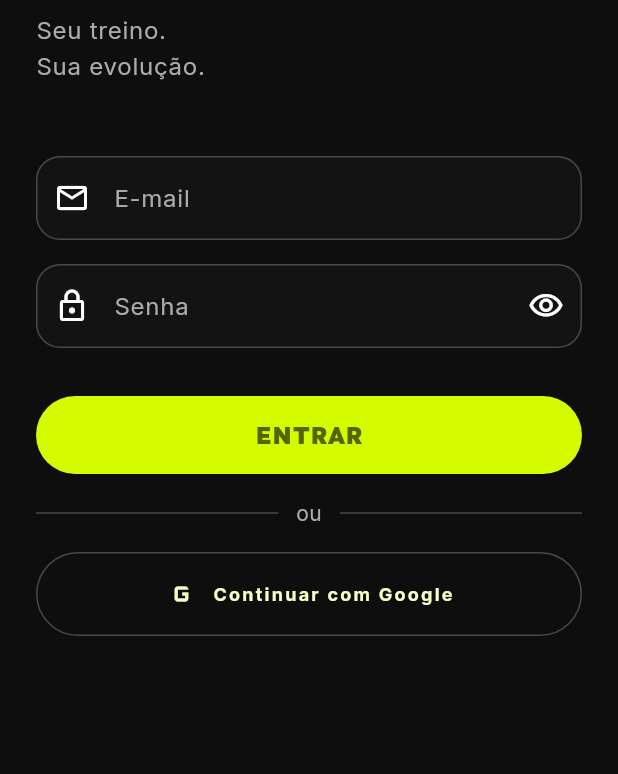
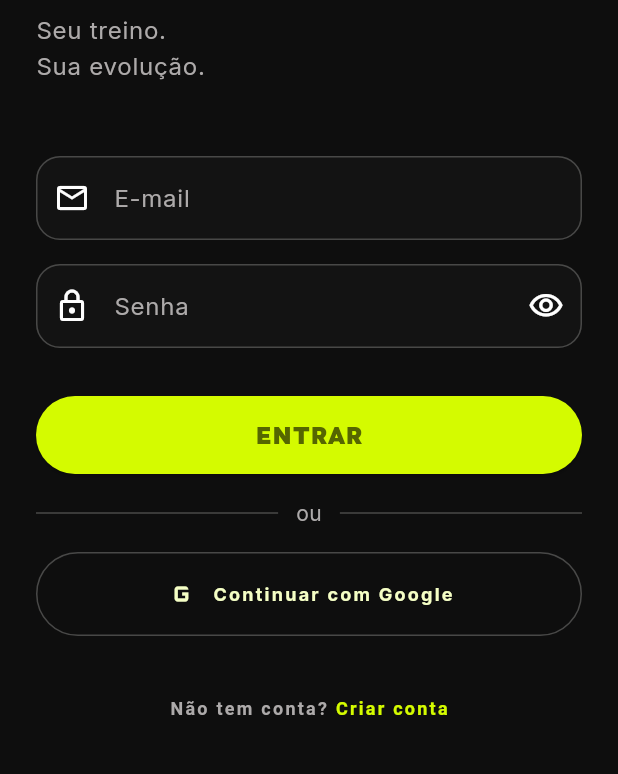
Before and after one commit to NiraslabDEV/APPTREINO-BENNY, a Flutter app: the screen it shows after launch, on a phone screen of 412 x 824 dp, the part 201-975 px from its top. Run offline on Flutter 3.47's test engine with Material 3 defaults, Android fonts, the phone set to English and light mode, and no system bars; our stand-ins replace cached_network_image, dio, equatable, flutter_bloc, flutter_dotenv, flutter_secure_storage and 8 more; missing offline and left inert: drag_and_drop_lists.

Commit message:
feat: add user registration + register screen + test docs
- Backend: POST /auth/register endpoint with Argon2id hashing
- Flutter: register screen with name/email/password + role selector (aluno/personal)
- Flutter: "Criar conta" link on login screen
- Flutter: GoRouter register route with auth redirect bypass
- Fix: auth_bloc.dart missing Either extension import
- Fix: widget_test.dart placeholder (removed MyApp reference)
- Add TESTE_E_PROXIMOS_PASSOS.md with full testing guide

Co-Authored-By: Claude Sonnet 4.6 <noreply@anthropic.com>

```diff
--- a/flutter/lib/core/router/app_router.dart
+++ b/flutter/lib/core/router/app_router.dart
@@ -7,6 +7,7 @@ import '../di/injection.dart';
 
 // Screens — serão criadas nas features
 import '../../features/auth/presentation/screens/login_screen.dart';
+import '../../features/auth/presentation/screens/register_screen.dart';
 import '../../features/trainer/dashboard/presentation/screens/trainer_dashboard_screen.dart';
 import '../../features/trainer/students/presentation/screens/students_screen.dart';
 import '../../features/trainer/students/presentation/screens/student_profile_screen.dart';
@@ -17,6 +18,7 @@ import '../../features/aluno/progress/presentation/screens/progress_screen.dart'
 
 class AppRouter {
   static const String login = '/login';
+  static const String register = '/register';
 
   // Trainer routes
   static const String trainerDashboard = '/trainer/dashboard';
@@ -37,7 +39,8 @@ class AppRouter {
         final token = await storage.read(key: AppConstants.accessTokenKey);
         final isLoggingIn = state.matchedLocation == login;
 
-        if (token == null && !isLoggingIn) return login;
+        final isRegistering = state.matchedLocation == register;
+        if (token == null && !isLoggingIn && !isRegistering) return login;
         if (token != null && isLoggingIn) {
           final role = await storage.read(key: AppConstants.userRoleKey);
           return role == AppConstants.roleTrainer
@@ -50,6 +53,10 @@ class AppRouter {
         GoRoute(
           path: login,
           builder: (_, __) => const LoginScreen(),
+        ),
+        GoRoute(
+          path: register,
+          builder: (_, __) => const RegisterScreen(),
         ),
 
         // Trainer shell com bottom nav
--- a/flutter/lib/features/auth/presentation/bloc/auth_bloc.dart
+++ b/flutter/lib/features/auth/presentation/bloc/auth_bloc.dart
@@ -5,6 +5,7 @@ import '../../data/repositories/auth_repository_impl.dart';
 import '../../domain/entities/user_entity.dart';
 import '../../../../core/constants/app_constants.dart';
 import '../../../../core/errors/failures.dart';
+import '../../../../core/utils/either.dart';
 
 // --- Events ---
 abstract class AuthEvent extends Equatable {
@@ -19,6 +20,21 @@ class LoginWithEmailRequested extends AuthEvent {
   const LoginWithEmailRequested({required this.email, required this.password});
   @override
   List<Object> get props => [email, password];
+}
+
+class RegisterRequested extends AuthEvent {
+  final String email;
+  final String password;
+  final String name;
+  final String role;
+  const RegisterRequested({
+    required this.email,
+    required this.password,
+    required this.name,
+    this.role = 'aluno',
+  });
+  @override
+  List<Object> get props => [email, password, name, role];
 }
 
 class LoginWithGoogleRequested extends AuthEvent {}
@@ -68,8 +84,22 @@ class AuthBloc extends Bloc<AuthEvent, AuthState> {
             ),
         super(AuthInitial()) {
     on<LoginWithEmailRequested>(_onEmailLogin);
+    on<RegisterRequested>(_onRegister);
     on<LoginWithGoogleRequested>(_onGoogleLogin);
     on<LogoutRequested>(_onLogout);
+  }
+
+  Future<void> _onRegister(
+    RegisterRequested event,
+    Emitter<AuthState> emit,
+  ) async {
+    emit(AuthLoading());
+    final result = await _repository.register(
+        event.email, event.password, event.name, event.role);
+    result.fold(
+      (failure) => emit(AuthError(failure.message)),
+      (user) => emit(AuthAuthenticated(user)),
+    );
   }
 
   Future<void> _onEmailLogin(
--- a/flutter/lib/features/auth/presentation/screens/login_screen.dart
+++ b/flutter/lib/features/auth/presentation/screens/login_screen.dart
@@ -167,6 +167,26 @@ class _LoginScreenState extends State<LoginScreen> {
                           label: const Text('Continuar com Google'),
                         ),
                       ),
+                      const SizedBox(height: 24),
+                      TextButton(
+                        onPressed: () => context.go(AppRouter.register),
+                        child: Text.rich(
+                          TextSpan(
+                            text: 'Não tem conta? ',
+                            style: TextStyle(
+                                color: KineticColors.onSurfaceVariant),
+                            children: [
+                              TextSpan(
+                                text: 'Criar conta',
+                                style: TextStyle(
+                                  color: KineticColors.primaryContainer,
+                                  fontWeight: FontWeight.bold,
+                                ),
+                              ),
+                            ],
+                          ),
+                        ),
+                      ),
                     ],
                   ),
                 ),
```
Also changed, not shown: flutter/lib/features/auth/data/datasources/auth_remote_datasource.dart (+17 -0 lines), flutter/lib/features/auth/data/repositories/auth_repository_impl.dart (+22 -0 lines), flutter/lib/features/auth/presentation/screens/register_screen.dart (added, +259 -0 lines), flutter/pubspec.yaml (+0 -10 lines), 3 other files.
